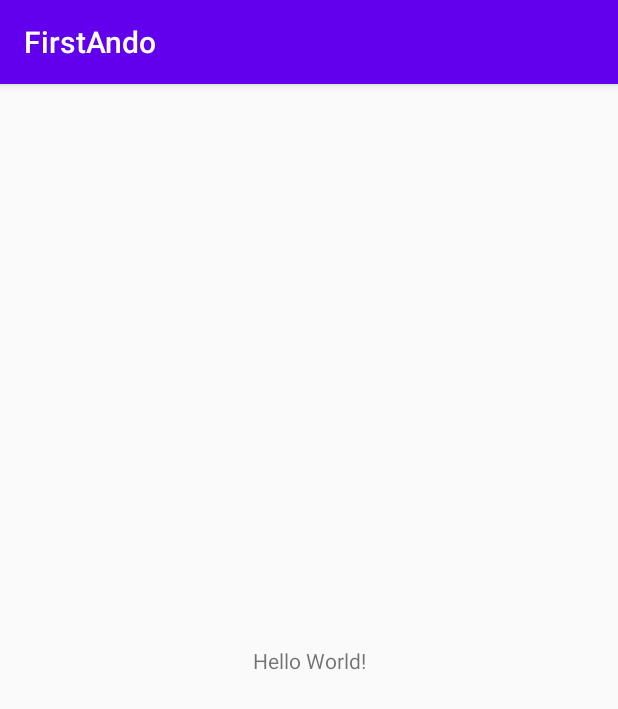
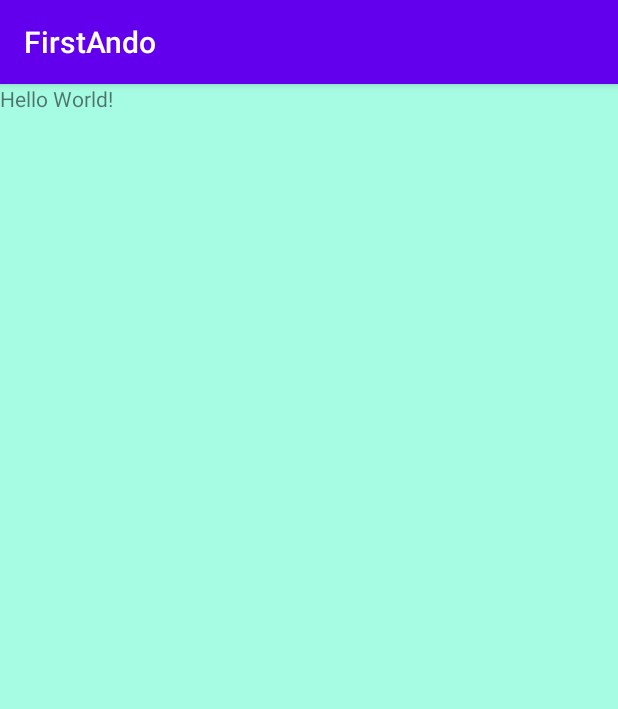
Before and after one commit to CHAKFI/FirstAndo, an Android app: the screen it shows after launch (MainActivity), on a phone screen of 412 x 824 dp. Shown: the top 709 px of the screen. Run offline under Robolectric (Android 15) with nearby library versions, the phone set to English and light mode, and no system bars.

Commit message:
Add Background Color

```diff
--- a/app/src/main/res/layout/activity_main.xml
+++ b/app/src/main/res/layout/activity_main.xml
@@ -1,10 +1,13 @@
 <?xml version="1.0" encoding="utf-8"?>
-<android.support.constraint.ConstraintLayout xmlns:android="http://schemas.android.com/apk/res/android"
+<LinearLayout xmlns:android="http://schemas.android.com/apk/res/android"
     xmlns:app="http://schemas.android.com/apk/res-auto"
     xmlns:tools="http://schemas.android.com/tools"
     android:layout_width="match_parent"
     android:layout_height="match_parent"
-    tools:context=".MainActivity">
+    tools:context=".MainActivity"
+    android:background="#a6fce2"
+    >
+
 
     <TextView
         android:layout_width="wrap_content"
@@ -15,4 +18,4 @@
         app:layout_constraintRight_toRightOf="parent"
         app:layout_constraintTop_toTopOf="parent" />
 
-</android.support.constraint.ConstraintLayout>
+</LinearLayout>
```
